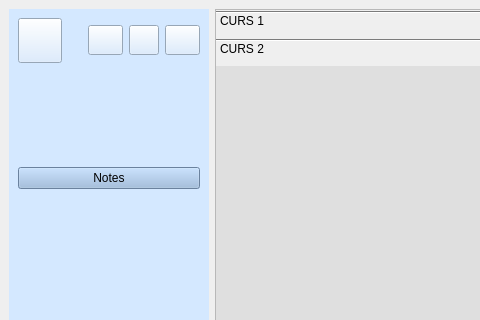
This is ProtoAules/Screens/inici_alumne.ui in JPerpi/ProtoAules as Qt 5 draws it before an edit; both pictures show x 0 to 480 and y 0 to 320 of the 800 by 600 pixel window. The edited form follows.
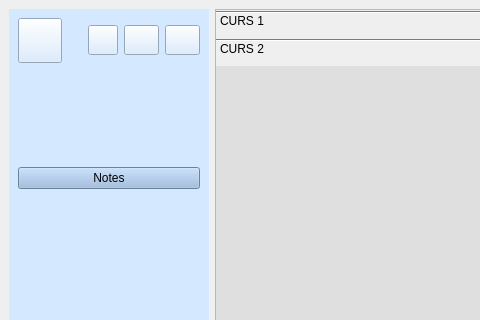
This is the edited form. The open tabs and pages were chosen to show the change. Icons and pictures are not drawn.

Diff of the .ui file:
```diff
--- a/ProtoAules/Screens/inici_alumne.ui
+++ b/ProtoAules/Screens/inici_alumne.ui
@@ -79,28 +79,6 @@
            </property>
           </spacer>
          </item>
-         <item>
-          <widget class="QPushButton" name="idioma_esp">
-           <property name="sizePolicy">
-            <sizepolicy hsizetype="Fixed" vsizetype="Fixed">
-             <horstretch>0</horstretch>
-             <verstretch>0</verstretch>
-            </sizepolicy>
-           </property>
-           <property name="maximumSize">
-            <size>
-             <width>35</width>
-             <height>30</height>
-            </size>
-           </property>
-           <property name="styleSheet">
-            <string notr="true">border-image: url(:/prefijoNuevo/png/esp.png);</string>
-           </property>
-           <property name="text">
-            <string/>
-           </property>
-          </widget>
-         </item>
          <item>
           <widget class="QPushButton" name="idioma_val">
            <property name="sizePolicy">
@@ -123,6 +101,28 @@
            </property>
           </widget>
          </item>
+         <item>
+          <widget class="QPushButton" name="idioma_esp">
+           <property name="sizePolicy">
+            <sizepolicy hsizetype="Fixed" vsizetype="Fixed">
+             <horstretch>0</horstretch>
+             <verstretch>0</verstretch>
+            </sizepolicy>
+           </property>
+           <property name="maximumSize">
+            <size>
+             <width>35</width>
+             <height>30</height>
+            </size>
+           </property>
+           <property name="styleSheet">
+            <string notr="true">border-image: url(:/prefijoNuevo/png/esp.png);</string>
+           </property>
+           <property name="text">
+            <string/>
+           </property>
+          </widget>
+         </item>
          <item>
           <widget class="QPushButton" name="idioma_eng">
            <property name="sizePolicy">
```
Left out of the diff: 16 changed lines with no effect on the pictures.
